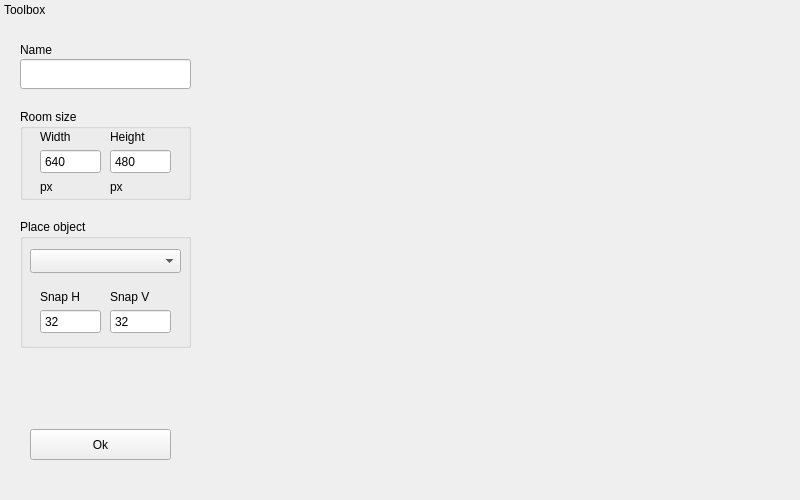
First picture: the form in roomeditor.ui, repository LoxoSoftware/FreeGM, before the edit.
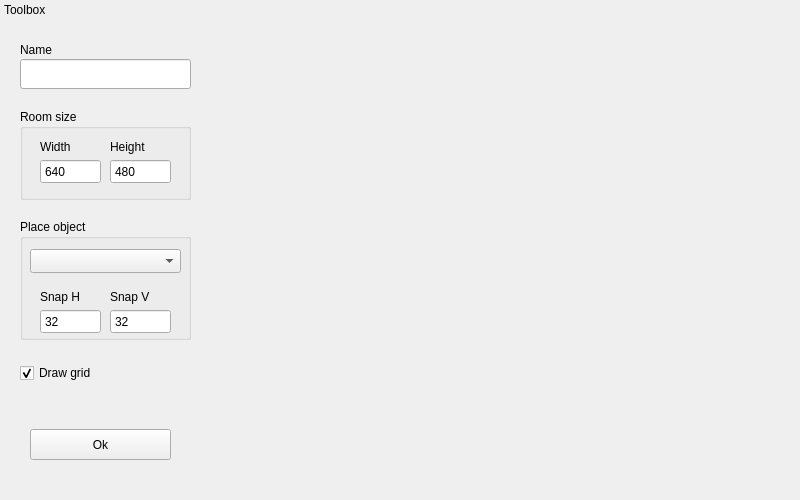
Second picture: the form after the edit. Icons and pictures are not drawn.

Commit message: Added a toggle to show/hide the grid; Other UI changes

```diff
--- a/roomeditor.ui
+++ b/roomeditor.ui
@@ -46,7 +46,7 @@
     </size>
    </property>
    <property name="features">
-    <set>QDockWidget::DockWidgetMovable</set>
+    <set>QDockWidget::NoDockWidgetFeatures</set>
    </property>
    <property name="allowedAreas">
     <set>Qt::LeftDockWidgetArea|Qt::RightDockWidgetArea</set>
@@ -110,24 +110,11 @@
      <property name="title">
       <string>Room size</string>
      </property>
-     <widget class="QLabel" name="label_4">
-      <property name="geometry">
-       <rect>
-        <x>90</x>
-        <y>70</y>
-        <width>31</width>
-        <height>16</height>
-       </rect>
-      </property>
-      <property name="text">
-       <string>px</string>
-      </property>
-     </widget>
      <widget class="QSpinBox" name="spbRoomHeight">
       <property name="geometry">
        <rect>
         <x>90</x>
-        <y>40</y>
+        <y>50</y>
         <width>61</width>
         <height>25</height>
        </rect>
@@ -152,7 +139,7 @@
       <property name="geometry">
        <rect>
         <x>90</x>
-        <y>20</y>
+        <y>30</y>
         <width>49</width>
         <height>16</height>
        </rect>
@@ -161,24 +148,11 @@
        <string>Height</string>
       </property>
      </widget>
-     <widget class="QLabel" name="label_3">
-      <property name="geometry">
-       <rect>
-        <x>20</x>
-        <y>70</y>
-        <width>31</width>
-        <height>16</height>
-       </rect>
-      </property>
-      <property name="text">
-       <string>px</string>
-      </property>
-     </widget>
      <widget class="QSpinBox" name="spbRoomWidth">
       <property name="geometry">
        <rect>
         <x>20</x>
-        <y>40</y>
+        <y>50</y>
         <width>61</width>
         <height>25</height>
        </rect>
@@ -203,7 +177,7 @@
       <property name="geometry">
        <rect>
         <x>20</x>
-        <y>20</y>
+        <y>30</y>
         <width>49</width>
         <height>16</height>
        </rect>
@@ -219,7 +193,7 @@
        <x>20</x>
        <y>200</y>
        <width>171</width>
-       <height>129</height>
+       <height>121</height>
       </rect>
      </property>
      <property name="title">
@@ -306,6 +280,22 @@
       </property>
      </widget>
     </widget>
+    <widget class="QCheckBox" name="chkGrid">
+     <property name="geometry">
+      <rect>
+       <x>20</x>
+       <y>340</y>
+       <width>100</width>
+       <height>28</height>
+      </rect>
+     </property>
+     <property name="text">
+      <string>Draw grid</string>
+     </property>
+     <property name="checked">
+      <bool>true</bool>
+     </property>
+    </widget>
    </widget>
   </widget>
  </widget>
```
Left out of the diff: 4 changed lines with no effect on the pictures.
